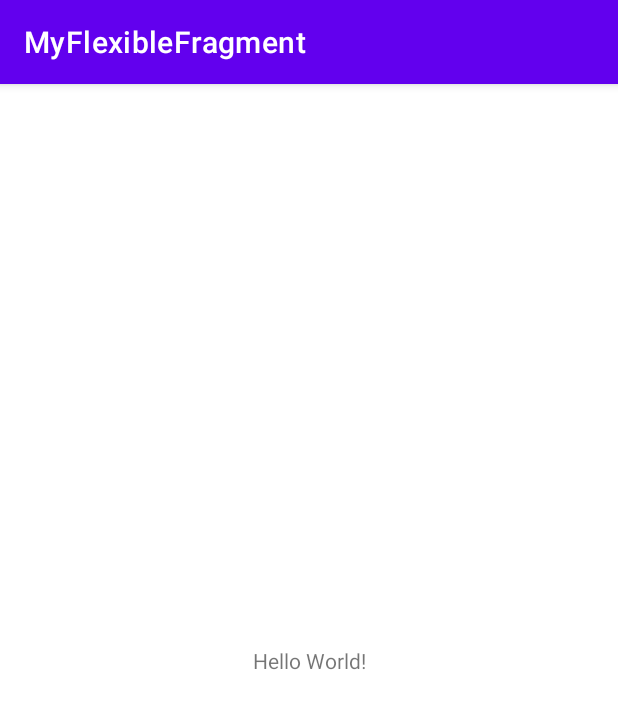
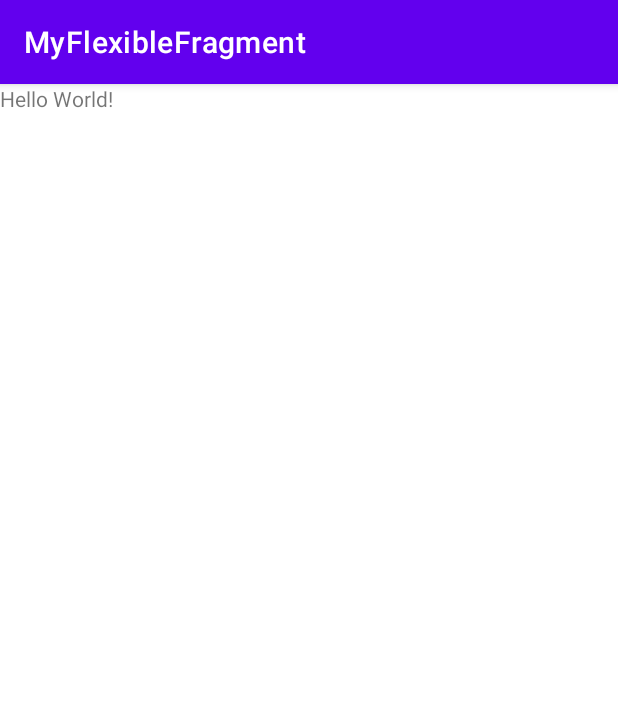
Before and after one commit to suryaharahap/fundamental-android, an Android app: the screen it shows after launch (MainActivity), on a phone screen of 412 x 824 dp. Shown: the top 709 px of the screen. Run offline under Robolectric (Android 15) with nearby library versions, the phone set to English and light mode, and no system bars.

Commit message:
Change to FrameLayout

```diff
--- a/MyFlexibleFragment/app/src/main/res/layout/activity_main.xml
+++ b/MyFlexibleFragment/app/src/main/res/layout/activity_main.xml
@@ -1,5 +1,5 @@
 <?xml version="1.0" encoding="utf-8"?>
-<androidx.constraintlayout.widget.ConstraintLayout xmlns:android="http://schemas.android.com/apk/res/android"
+<FrameLayout xmlns:android="http://schemas.android.com/apk/res/android"
     xmlns:app="http://schemas.android.com/apk/res-auto"
     xmlns:tools="http://schemas.android.com/tools"
     android:layout_width="match_parent"
@@ -15,4 +15,4 @@
         app:layout_constraintStart_toStartOf="parent"
         app:layout_constraintTop_toTopOf="parent" />
 
-</androidx.constraintlayout.widget.ConstraintLayout>
+</FrameLayout>
--- a/MyFlexibleFragment/app/src/main/res/values/strings.xml
+++ b/MyFlexibleFragment/app/src/main/res/values/strings.xml
@@ -1,3 +1,5 @@
 <resources>
     <string name="app_name">MyFlexibleFragment</string>
+    <!-- TODO: Remove or change this placeholder text -->
+    <string name="hello_blank_fragment">Hello blank fragment</string>
 </resources>
```
